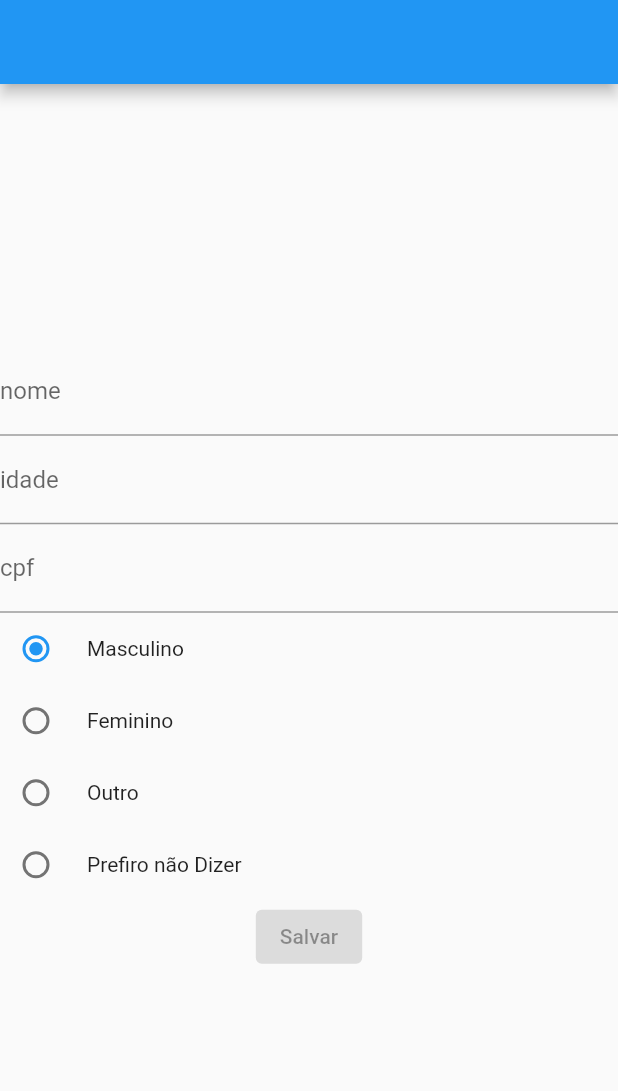
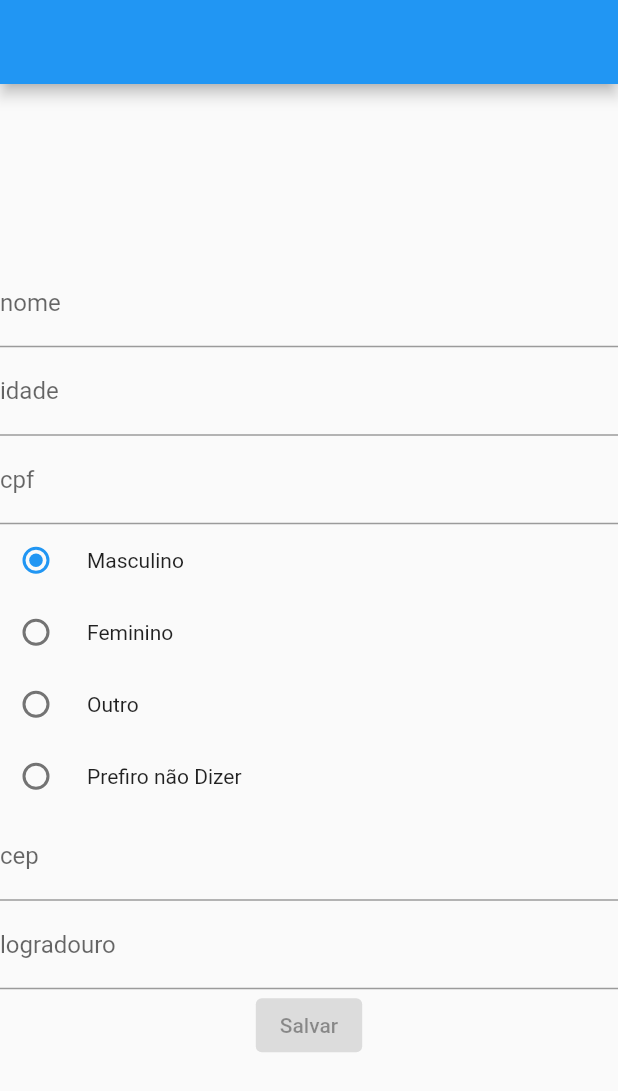
Before and after one commit to henriq44/Agenda_contatos_mobx, a Flutter app: the screen it shows after launch, on a phone screen of 412 x 824 dp. Shown: the top 1091 px of the screen. Run offline on Flutter 3.47's test engine with Material 2 defaults, Android fonts, the light colour scheme and no system bars; our stand-ins replace flutter_mobx, mobx, shared_preferences; generated files the repository leaves out were written again.

Commit message:
logradouro - radio ainda não funcional

```diff
--- a/lib/counter_store.dart
+++ b/lib/counter_store.dart
@@ -13,6 +13,14 @@ abstract class _CounterStoreBase with Store {
 
   @observable
   String cpf = '';
+
+  @observable
+  String cep = '';
+
+  @observable
+  String Logradouro = '';
+
+
 
   @observable
   bool isSaved = false;
@@ -33,6 +41,16 @@ abstract class _CounterStoreBase with Store {
     cpf = value;
     setIsSaved(false);
   }
+   @action
+  void setCep(String value) {
+    cep = value;
+    setIsSaved(false);
+  }
+  @action
+  void setLogradouro(String value) {
+    Logradouro = value;
+    setIsSaved(false);
+  }
 
   @action
   void setIsSaved(bool value) => isSaved = value;
@@ -43,6 +61,8 @@ abstract class _CounterStoreBase with Store {
     await prefs.setString('nome', nome);
     await prefs.setString('idade', idade);
     await prefs.setString('cpf', cpf);
+    await prefs.setString('cep', cep);
+    await prefs.setString('logradouro', Logradouro);
     setIsSaved(true);
   }
 
@@ -52,6 +72,8 @@ abstract class _CounterStoreBase with Store {
     setNome(prefs.getString('nome') ?? '');
     setIdade(prefs.getString('idade') ?? '');
     setCpf(prefs.getString('cpf') ?? '');
+    setCep(prefs.getString('cep') ?? '');
+    setLogradouro(prefs.getString('logradouro') ?? '');
   }
 
   @computed
--- a/lib/main.dart
+++ b/lib/main.dart
@@ -85,7 +85,7 @@
                       },
                     ),
                      TextFormField(
-                      initialValue: counter.idade,
+                      initialValue: counter.cpf,
                       decoration: const InputDecoration(
                         labelText: 'cpf',
                       ),
@@ -126,6 +126,24 @@
                       const SizedBox(width: 10.0,),
                       const Text("Prefiro não Dizer"),
                     ],),
+                    TextFormField(
+                      initialValue: counter.cep,
+                      decoration: const InputDecoration(
+                        labelText: 'cep',
+                      ),
+                      onChanged: (String value) {
+                        counter.setCep(value);
+                      },
+                    ),
+                     TextFormField(
+                      initialValue: counter.Logradouro,
+                      decoration: const InputDecoration(
+                        labelText: 'logradouro',
+                      ),
+                      onChanged: (String value) {
+                        counter.setLogradouro(value);
+                      },
+                    ),
 
                     ElevatedButton(
                       onPressed: counter.isValid
```
